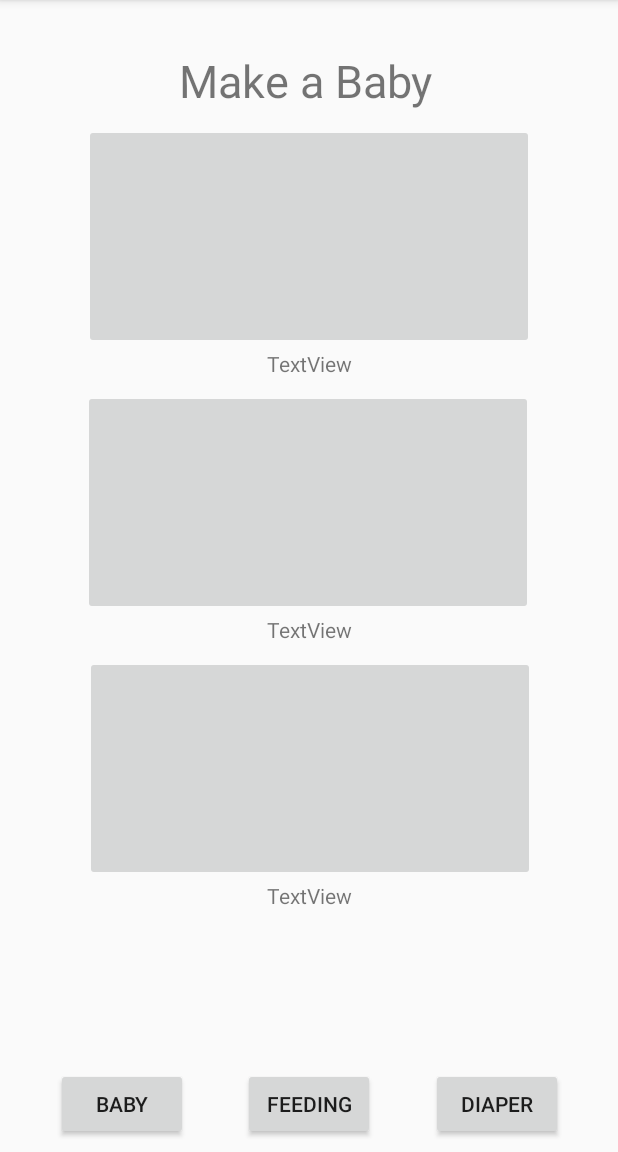
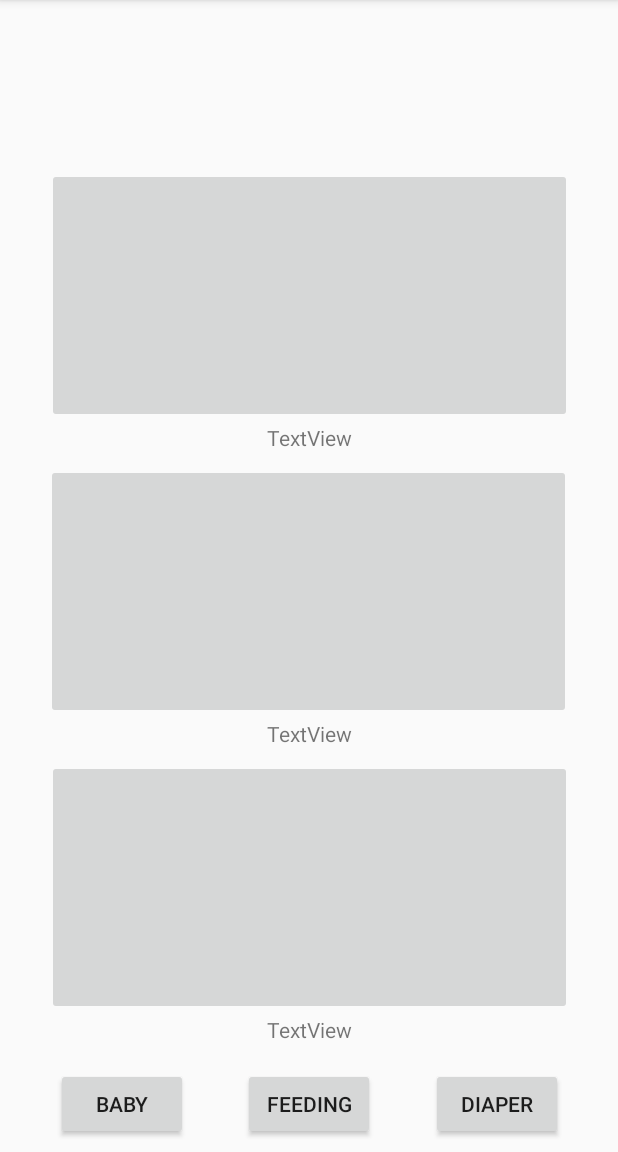
Before and after one commit to W1r3W0lf/bbapp, an Android app: the screen it shows after launch (MainActivity), on a phone screen of 412 x 824 dp, the part 84-1236 px from its top. Run offline under Robolectric (Android 15) with nearby library versions, the phone set to English and light mode, and no system bars.

Commit message:
Removed make a baby from the top. Made the images larger and start from the bottom.

```diff
--- a/app/src/main/res/layout/activity_main.xml
+++ b/app/src/main/res/layout/activity_main.xml
@@ -5,19 +5,6 @@
     android:layout_width="match_parent"
     android:layout_height="match_parent"
     tools:context=".MainActivity">
-
-    <TextView
-        android:id="@+id/textView2"
-        android:layout_width="174dp"
-        android:layout_height="41dp"
-        android:layout_marginStart="8dp"
-        android:layout_marginTop="33dp"
-        android:layout_marginEnd="8dp"
-        android:text="Make a Baby"
-        android:textSize="30sp"
-        app:layout_constraintEnd_toEndOf="parent"
-        app:layout_constraintStart_toStartOf="parent"
-        app:layout_constraintTop_toTopOf="parent" />
 
     <Button
         android:id="@+id/button"
@@ -57,40 +44,37 @@
 
     <ImageButton
         android:id="@+id/imageButton"
-        android:layout_width="300dp"
-        android:layout_height="150dp"
+        android:layout_width="350dp"
+        android:layout_height="170dp"
         android:layout_marginStart="8dp"
-        android:layout_marginTop="8dp"
         android:layout_marginEnd="8dp"
+        app:layout_constraintBottom_toTopOf="@+id/textView"
         app:layout_constraintEnd_toEndOf="parent"
         app:layout_constraintStart_toStartOf="parent"
-        app:layout_constraintTop_toBottomOf="@+id/textView2"
         tools:srcCompat="@tools:sample/backgrounds/scenic" />
 
     <ImageButton
         android:id="@+id/imageButton2"
-        android:layout_width="300dp"
-        android:layout_height="150dp"
+        android:layout_width="350dp"
+        android:layout_height="170dp"
         android:layout_marginStart="8dp"
-        android:layout_marginTop="8dp"
         android:layout_marginEnd="8dp"
+        app:layout_constraintBottom_toTopOf="@+id/textView3"
         app:layout_constraintEnd_toEndOf="parent"
         app:layout_constraintHorizontal_bias="0.494"
         app:layout_constraintStart_toStartOf="parent"
-        app:layout_constraintTop_toBottomOf="@+id/textView"
         tools:srcCompat="@tools:sample/backgrounds/scenic" />
 
     <ImageButton
         android:id="@+id/imageButton3"
-        android:layout_width="300dp"
-        android:layout_height="150dp"
+        android:layout_width="350dp"
+        android:layout_height="170dp"
         android:layout_marginStart="8dp"
-        android:layout_marginTop="8dp"
         android:layout_marginEnd="8dp"
+        app:layout_constraintBottom_toTopOf="@+id/textView4"
         app:layout_constraintEnd_toEndOf="parent"
         app:layout_constraintHorizontal_bias="0.505"
         app:layout_constraintStart_toStartOf="parent"
-        app:layout_constraintTop_toBottomOf="@+id/textView3"
         tools:srcCompat="@tools:sample/backgrounds/scenic" />
 
     <TextView
@@ -99,10 +83,11 @@
         android:layout_height="wrap_content"
         android:layout_marginStart="8dp"
         android:layout_marginEnd="8dp"
+        android:layout_marginBottom="8dp"
         android:text="TextView"
+        app:layout_constraintBottom_toTopOf="@+id/imageButton2"
         app:layout_constraintEnd_toEndOf="parent"
-        app:layout_constraintStart_toStartOf="parent"
-        app:layout_constraintTop_toBottomOf="@+id/imageButton" />
+        app:layout_constraintStart_toStartOf="parent" />
 
     <TextView
         android:id="@+id/textView3"
@@ -110,10 +95,11 @@
         android:layout_height="wrap_content"
         android:layout_marginStart="8dp"
         android:layout_marginEnd="8dp"
+        android:layout_marginBottom="8dp"
         android:text="TextView"
+        app:layout_constraintBottom_toTopOf="@+id/imageButton3"
         app:layout_constraintEnd_toEndOf="parent"
-        app:layout_constraintStart_toStartOf="parent"
-        app:layout_constraintTop_toBottomOf="@+id/imageButton2" />
+        app:layout_constraintStart_toStartOf="parent" />
 
     <TextView
         android:id="@+id/textView4"
@@ -121,9 +107,10 @@
         android:layout_height="wrap_content"
         android:layout_marginStart="8dp"
         android:layout_marginEnd="8dp"
+        android:layout_marginBottom="16dp"
         android:text="TextView"
+        app:layout_constraintBottom_toTopOf="@+id/button2"
         app:layout_constraintEnd_toEndOf="parent"
-        app:layout_constraintStart_toStartOf="parent"
-        app:layout_constraintTop_toBottomOf="@+id/imageButton3" />
+        app:layout_constraintStart_toStartOf="parent" />
 
 </android.support.constraint.ConstraintLayout>
```
